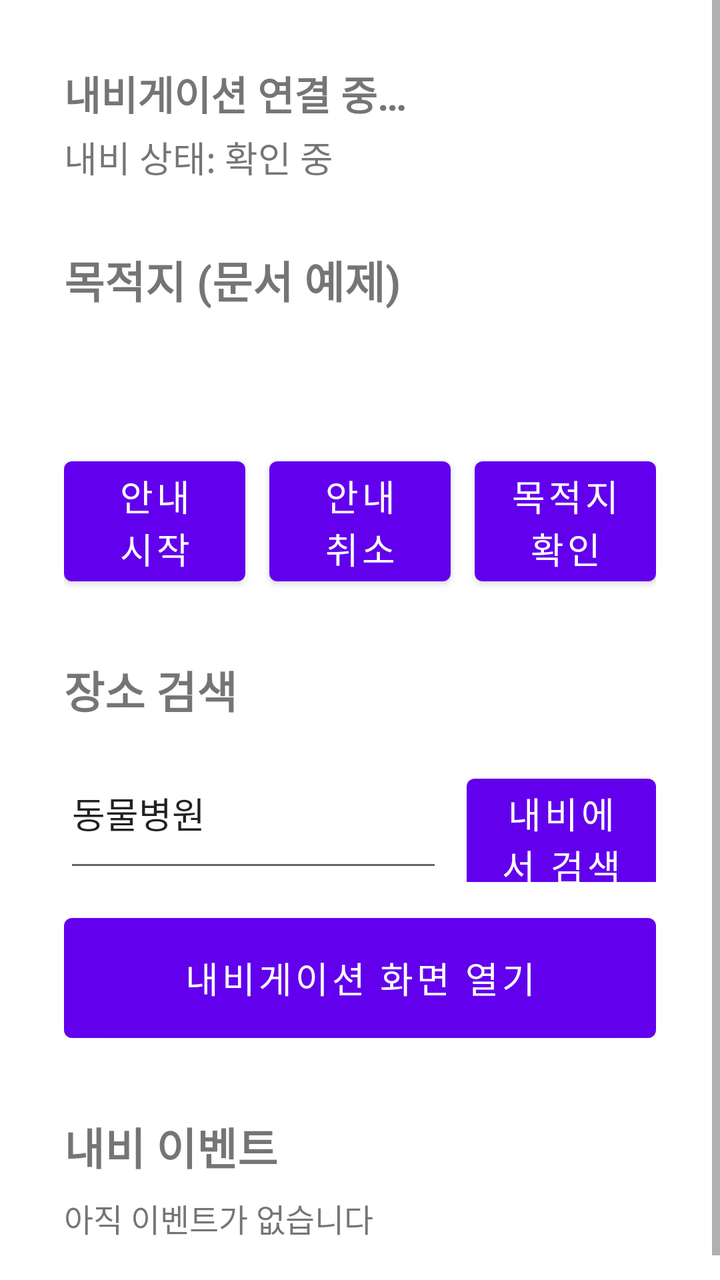
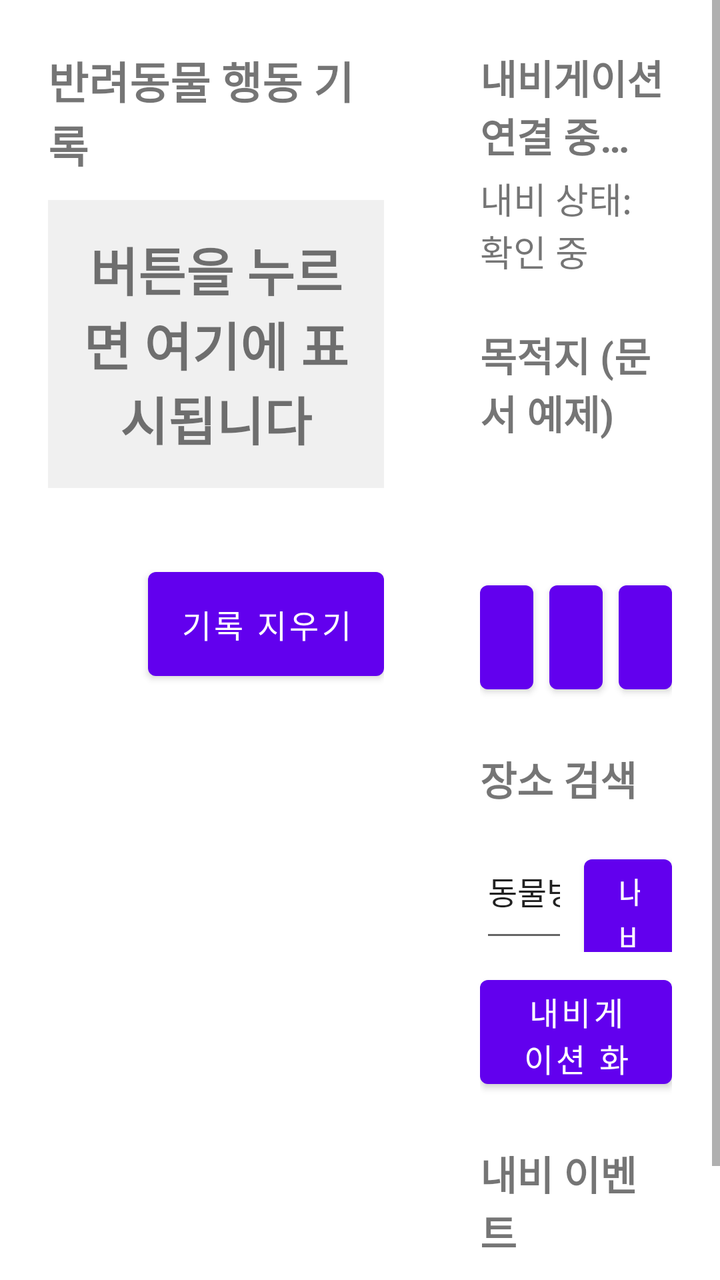

Two renders of the same Android screen: before a commit and after it. Below are the layout's source before the change and the commit's diff.
<!-- AndroidManifest.xml: application theme Theme.Pawgo -->
<!-- res/layout/activity_main.xml -->
<?xml version="1.0" encoding="utf-8"?>
<ScrollView xmlns:android="http://schemas.android.com/apk/res/android"
    android:layout_width="match_parent"
    android:layout_height="match_parent"
    android:fillViewport="true">

    <LinearLayout
        android:layout_width="match_parent"
        android:layout_height="wrap_content"
        android:orientation="vertical"
        android:padding="32dp">

        <TextView
            android:id="@+id/connectionStatus"
            android:layout_width="match_parent"
            android:layout_height="wrap_content"
            android:text="@string/status_connecting"
            android:textSize="20sp"
            android:textStyle="bold" />

        <TextView
            android:id="@+id/navigationStatus"
            android:layout_width="match_parent"
            android:layout_height="wrap_content"
            android:layout_marginTop="4dp"
            android:text="@string/navi_status_unknown"
            android:textSize="18sp" />

        <TextView
            android:layout_width="match_parent"
            android:layout_height="wrap_content"
            android:layout_marginTop="32dp"
            android:text="@string/section_destination"
            android:textSize="22sp"
            android:textStyle="bold" />

        <TextView
            android:id="@+id/destinationName"
            android:layout_width="match_parent"
            android:layout_height="wrap_content"
            android:layout_marginTop="8dp"
            android:textSize="20sp" />

        <TextView
            android:id="@+id/destinationAddress"
            android:layout_width="match_parent"
            android:layout_height="wrap_content"
            android:textSize="16sp" />

        <LinearLayout
            android:layout_width="match_parent"
            android:layout_height="wrap_content"
            android:layout_marginTop="12dp"
            android:orientation="horizontal">

            <Button
                android:id="@+id/startRouteButton"
                android:layout_width="0dp"
                android:layout_height="72dp"
                android:layout_weight="1"
                android:text="@string/action_start_route"
                android:textSize="18sp" />

            <Button
                android:id="@+id/cancelRouteButton"
                android:layout_width="0dp"
                android:layout_height="72dp"
                android:layout_marginStart="12dp"
                android:layout_weight="1"
                android:text="@string/action_cancel_route"
                android:textSize="18sp" />

            <Button
                android:id="@+id/destinationInfoButton"
                android:layout_width="0dp"
                android:layout_height="72dp"
                android:layout_marginStart="12dp"
                android:layout_weight="1"
                android:text="@string/action_destination_info"
                android:textSize="18sp" />
        </LinearLayout>

        <TextView
            android:layout_width="match_parent"
            android:layout_height="wrap_content"
            android:layout_marginTop="32dp"
            android:text="@string/section_search"
            android:textSize="22sp"
            android:textStyle="bold" />

        <LinearLayout
            android:layout_width="match_parent"
            android:layout_height="wrap_content"
            android:layout_marginTop="8dp"
            android:orientation="horizontal">

            <EditText
                android:id="@+id/searchKeyword"
                android:layout_width="0dp"
                android:layout_height="72dp"
                android:layout_weight="2"
                android:hint="@string/search_hint"
                android:imeOptions="actionSearch"
                android:importantForAutofill="no"
                android:inputType="text"
                android:text="@string/search_default_keyword"
                android:textSize="18sp" />

            <Button
                android:id="@+id/searchButton"
                android:layout_width="0dp"
                android:layout_height="72dp"
                android:layout_marginStart="12dp"
                android:layout_weight="1"
                android:text="@string/action_search"
                android:textSize="18sp" />
        </LinearLayout>

        <Button
            android:id="@+id/showNavigationButton"
            android:layout_width="match_parent"
            android:layout_height="72dp"
            android:layout_marginTop="12dp"
            android:text="@string/action_show_navigation"
            android:textSize="18sp" />

        <TextView
            android:layout_width="match_parent"
            android:layout_height="wrap_content"
            android:layout_marginTop="32dp"
            android:text="@string/section_events"
            android:textSize="22sp"
            android:textStyle="bold" />

        <TextView
            android:id="@+id/eventLog"
            android:layout_width="match_parent"
            android:layout_height="wrap_content"
            android:layout_marginTop="8dp"
            android:text="@string/event_log_empty"
            android:textSize="16sp" />
    </LinearLayout>
</ScrollView>
<!-- resources referenced by this layout -->
<resources>
  <string name="action_cancel_route">안내 취소</string>
  <string name="action_destination_info">목적지 확인</string>
  <string name="action_search">내비에서 검색</string>
  <string name="action_show_navigation">내비게이션 화면 열기</string>
  <string name="action_start_route">안내 시작</string>
  <string name="event_log_empty">아직 이벤트가 없습니다</string>
  <string name="navi_status_unknown">내비 상태: 확인 중</string>
  <string name="search_default_keyword">동물병원</string>
  <string name="search_hint">검색어</string>
  <string name="section_destination">목적지 (문서 예제)</string>
  <string name="section_events">내비 이벤트</string>
  <string name="section_search">장소 검색</string>
  <string name="status_connecting">내비게이션 연결 중…</string>
  <style name="Theme.Pawgo" parent="Theme.MaterialComponents.DayNight.DarkActionBar">
          
          <item name="colorPrimary">@color/purple_500</item>
          <item name="colorPrimaryVariant">@color/purple_700</item>
          <item name="colorOnPrimary">@color/white</item>
          
          <item name="colorSecondary">@color/teal_200</item>
          <item name="colorSecondaryVariant">@color/teal_700</item>
          <item name="colorOnSecondary">@color/black</item>
          
          <item name="android:statusBarColor">?attr/colorPrimaryVariant</item>
          
      </style>
  <color name="purple_500">#FF6200EE</color>
  <color name="purple_700">#FF3700B3</color>
  <color name="white">#FFFFFFFF</color>
  <color name="teal_200">#FF03DAC5</color>
  <color name="teal_700">#FF018786</color>
  <color name="black">#FF000000</color>
</resources>

<!-- the commit's change to res/layout/activity_main.xml (unified diff, before → after) -->
@@ -1,143 +1,224 @@
 <?xml version="1.0" encoding="utf-8"?>
-<ScrollView xmlns:android="http://schemas.android.com/apk/res/android"
+<LinearLayout xmlns:android="http://schemas.android.com/apk/res/android"
     android:layout_width="match_parent"
     android:layout_height="match_parent"
-    android:fillViewport="true">
-
-    <LinearLayout
-        android:layout_width="match_parent"
-        android:layout_height="wrap_content"
-        android:orientation="vertical"
-        android:padding="32dp">
-
-        <TextView
-            android:id="@+id/connectionStatus"
-            android:layout_width="match_parent"
-            android:layout_height="wrap_content"
-            android:text="@string/status_connecting"
-            android:textSize="20sp"
-            android:textStyle="bold" />
-
-        <TextView
-            android:id="@+id/navigationStatus"
-            android:layout_width="match_parent"
-            android:layout_height="wrap_content"
-            android:layout_marginTop="4dp"
-            android:text="@string/navi_status_unknown"
-            android:textSize="18sp" />
-
-        <TextView
-            android:layout_width="match_parent"
-            android:layout_height="wrap_content"
-            android:layout_marginTop="32dp"
-            android:text="@string/section_destination"
-            android:textSize="22sp"
-            android:textStyle="bold" />
-
-        <TextView
-            android:id="@+id/destinationName"
-            android:layout_width="match_parent"
-            android:layout_height="wrap_content"
-            android:layout_marginTop="8dp"
-            android:textSize="20sp" />
-
-        <TextView
-            android:id="@+id/destinationAddress"
-            android:layout_width="match_parent"
-            android:layout_height="wrap_content"
-            android:textSize="16sp" />
+    android:orientation="horizontal">
+
+    
+    <ScrollView
+        android:layout_width="0dp"
+        android:layout_height="match_parent"
+        android:layout_weight="3"
+        android:fillViewport="true">
 
         <LinearLayout
             android:layout_width="match_parent"
             android:layout_height="wrap_content"
-            android:layout_marginTop="12dp"
-            android:orientation="horizontal">
-
-            <Button
-                android:id="@+id/startRouteButton"
-                android:layout_width="0dp"
-                android:layout_height="72dp"
-                android:layout_weight="1"
-                android:text="@string/action_start_route"
-                android:textSize="18sp" />
-
-            <Button
-                android:id="@+id/cancelRouteButton"
-                android:layout_width="0dp"
-                android:layout_height="72dp"
-                android:layout_marginStart="12dp"
-                android:layout_weight="1"
-                android:text="@string/action_cancel_route"
-                android:textSize="18sp" />
-
-            <Button
-                android:id="@+id/destinationInfoButton"
-                android:layout_width="0dp"
-                android:layout_height="72dp"
-                android:layout_marginStart="12dp"
-                android:layout_weight="1"
-                android:text="@string/action_destination_info"
-                android:textSize="18sp" />
+            android:orientation="vertical"
+            android:padding="24dp">
+
+            <TextView
+                android:layout_width="match_parent"
+                android:layout_height="wrap_content"
+                android:text="@string/section_pet"
+                android:textSize="22sp"
+                android:textStyle="bold" />
+
+            <TextView
+                android:id="@+id/lastRecord"
+                android:layout_width="match_parent"
+                android:layout_height="wrap_content"
+                android:layout_marginTop="12dp"
+                android:background="@color/last_record_idle"
+                android:gravity="center"
+                android:minHeight="88dp"
+                android:padding="16dp"
+                android:text="@string/last_record_empty"
+                android:textSize="26sp"
+                android:textStyle="bold" />
+
+            <LinearLayout
+                android:id="@+id/behaviorButtons"
+                android:layout_width="match_parent"
+                android:layout_height="wrap_content"
+                android:layout_marginTop="12dp"
+                android:orientation="vertical" />
+
+            <LinearLayout
+                android:layout_width="match_parent"
+                android:layout_height="wrap_content"
+                android:layout_marginTop="24dp"
+                android:gravity="center_vertical"
+                android:orientation="horizontal">
+
+                <TextView
+                    android:id="@+id/recordCount"
+                    android:layout_width="0dp"
+                    android:layout_height="wrap_content"
+                    android:layout_weight="1"
+                    android:textSize="20sp"
+                    android:textStyle="bold" />
+
+                <Button
+                    android:id="@+id/clearRecordsButton"
+                    android:layout_width="wrap_content"
+                    android:layout_height="64dp"
+                    android:text="@string/action_clear_records"
+                    android:textSize="16sp" />
+            </LinearLayout>
+
+            <TextView
+                android:id="@+id/recordList"
+                android:layout_width="match_parent"
+                android:layout_height="wrap_content"
+                android:layout_marginTop="8dp"
+                android:lineSpacingExtra="4dp"
+                android:textSize="16sp" />
         </LinearLayout>
-
-        <TextView
-            android:layout_width="match_parent"
-            android:layout_height="wrap_content"
-            android:layout_marginTop="32dp"
-            android:text="@string/section_search"
-            android:textSize="22sp"
-            android:textStyle="bold" />
+    </ScrollView>
+
+    
+    <ScrollView
+        android:layout_width="0dp"
+        android:layout_height="match_parent"
+        android:layout_weight="2"
+        android:fillViewport="true">
 
         <LinearLayout
             android:layout_width="match_parent"
             android:layout_height="wrap_content"
-            android:layout_marginTop="8dp"
-            android:orientation="horizontal">
-
-            <EditText
-                android:id="@+id/searchKeyword"
-                android:layout_width="0dp"
-                android:layout_height="72dp"
-                android:layout_weight="2"
-                android:hint="@string/search_hint"
-                android:imeOptions="actionSearch"
-                android:importantForAutofill="no"
-                android:inputType="text"
-                android:text="@string/search_default_keyword"
+            android:orientation="vertical"
+            android:padding="24dp">
+
+            <TextView
+                android:id="@+id/connectionStatus"
+                android:layout_width="match_parent"
+                android:layout_height="wrap_content"
+                android:text="@string/status_connecting"
+                android:textSize="20sp"
+                android:textStyle="bold" />
+
+            <TextView
+                android:id="@+id/navigationStatus"
+                android:layout_width="match_parent"
+                android:layout_height="wrap_content"
+                android:layout_marginTop="4dp"
+                android:text="@string/navi_status_unknown"
                 android:textSize="18sp" />
 
+            <TextView
+                android:layout_width="match_parent"
+                android:layout_height="wrap_content"
+                android:layout_marginTop="24dp"
+                android:text="@string/section_destination"
+                android:textSize="20sp"
+                android:textStyle="bold" />
+
+            <TextView
+                android:id="@+id/destinationName"
+                android:layout_width="match_parent"
+                android:layout_height="wrap_content"
+                android:layout_marginTop="8dp"
+                android:textSize="18sp" />
+
+            <TextView
+                android:id="@+id/destinationAddress"
+                android:layout_width="match_parent"
+                android:layout_height="wrap_content"
+                android:textSize="16sp" />
+
+            <LinearLayout
+                android:layout_width="match_parent"
+                android:layout_height="wrap_content"
+                android:layout_marginTop="12dp"
+                android:orientation="horizontal">
+
+                <Button
+                    android:id="@+id/startRouteButton"
+                    android:layout_width="0dp"
+                    android:layout_height="64dp"
+                    android:layout_weight="1"
+                    android:text="@string/action_start_route"
+                    android:textSize="16sp" />
+
+                <Button
+                    android:id="@+id/cancelRouteButton"
+                    android:layout_width="0dp"
+                    android:layout_height="64dp"
+                    android:layout_marginStart="8dp"
+                    android:layout_weight="1"
+                    android:text="@string/action_cancel_route"
+                    android:textSize="16sp" />
+
+                <Button
+                    android:id="@+id/destinationInfoButton"
+                    android:layout_width="0dp"
+                    android:layout_height="64dp"
+                    android:layout_marginStart="8dp"
+                    android:layout_weight="1"
+                    android:text="@string/action_destination_info"
+                    android:textSize="16sp" />
+            </LinearLayout>
+
+            <TextView
+                android:layout_width="match_parent"
+                android:layout_height="wrap_content"
+                android:layout_marginTop="24dp"
+                android:text="@string/section_search"
+                android:textSize="20sp"
+                android:textStyle="bold" />
+
+            <LinearLayout
+                android:layout_width="match_parent"
+                android:layout_height="wrap_content"
+                android:layout_marginTop="8dp"
+                android:orientation="horizontal">
+
+                <EditText
+                    android:id="@+id/searchKeyword"
+                    android:layout_width="0dp"
+                    android:layout_height="64dp"
+                    android:layout_weight="1"
+                    android:hint="@string/search_hint"
+                    android:imeOptions="actionSearch"
+                    android:importantForAutofill="no"
+                    android:inputType="text"
+                    android:text="@string/search_default_keyword"
+                    android:textSize="16sp" />
+
+                <Button
+                    android:id="@+id/searchButton"
+                    android:layout_width="0dp"
+                    android:layout_height="64dp"
+                    android:layout_marginStart="8dp"
+                    android:layout_weight="1"
+                    android:text="@string/action_search"
+                    android:textSize="16sp" />
+            </LinearLayout>
+
             <Button
-                android:id="@+id/searchButton"
-                android:layout_width="0dp"
-                android:layout_height="72dp"
-                android:layout_marginStart="12dp"
-                android:layout_weight="1"
-                android:text="@string/action_search"
-                android:textSize="18sp" />
+                android:id="@+id/showNavigationButton"
+                android:layout_width="match_parent"
+                android:layout_height="64dp"
+                android:layout_marginTop="8dp"
+                android:text="@string/action_show_navigation"
+                android:textSize="16sp" />
+
+            <TextView
+                android:layout_width="match_parent"
+                android:layout_height="wrap_content"
+                android:layout_marginTop="24dp"
+                android:text="@string/section_events"
+                android:textSize="20sp"
+                android:textStyle="bold" />
+
+            <TextView
+                android:id="@+id/eventLog"
+                android:layout_width="match_parent"
+                android:layout_height="wrap_content"
+                android:layout_marginTop="8dp"
+                android:text="@string/event_log_empty"
+                android:textSize="14sp" />
         </LinearLayout>
-
-        <Button
-            android:id="@+id/showNavigationButton"
-            android:layout_width="match_parent"
-            android:layout_height="72dp"
-            android:layout_marginTop="12dp"
-            android:text="@string/action_show_navigation"
-            android:textSize="18sp" />
-
-        <TextView
-            android:layout_width="match_parent"
-            android:layout_height="wrap_content"
-            android:layout_marginTop="32dp"
-            android:text="@string/section_events"
-            android:textSize="22sp"
-            android:textStyle="bold" />
-
-        <TextView
-            android:id="@+id/eventLog"
-            android:layout_width="match_parent"
-            android:layout_height="wrap_content"
-            android:layout_marginTop="8dp"
-            android:text="@string/event_log_empty"
-            android:textSize="16sp" />
-    </LinearLayout>
-</ScrollView>
+    </ScrollView>
+</LinearLayout>
<!-- resource entries referenced after the edit -->
@@ -1,16 +1,20 @@
 <!-- resources referenced by this layout -->
 <resources>
+  <color name="last_record_idle">#1F808080</color>
   <string name="action_cancel_route">안내 취소</string>
+  <string name="action_clear_records">기록 지우기</string>
   <string name="action_destination_info">목적지 확인</string>
   <string name="action_search">내비에서 검색</string>
   <string name="action_show_navigation">내비게이션 화면 열기</string>
   <string name="action_start_route">안내 시작</string>
   <string name="event_log_empty">아직 이벤트가 없습니다</string>
+  <string name="last_record_empty">버튼을 누르면 여기에 표시됩니다</string>
   <string name="navi_status_unknown">내비 상태: 확인 중</string>
   <string name="search_default_keyword">동물병원</string>
   <string name="search_hint">검색어</string>
   <string name="section_destination">목적지 (문서 예제)</string>
   <string name="section_events">내비 이벤트</string>
+  <string name="section_pet">반려동물 행동 기록</string>
   <string name="section_search">장소 검색</string>
   <string name="status_connecting">내비게이션 연결 중…</string>
   <style name="Theme.Pawgo" parent="Theme.MaterialComponents.DayNight.DarkActionBar">
